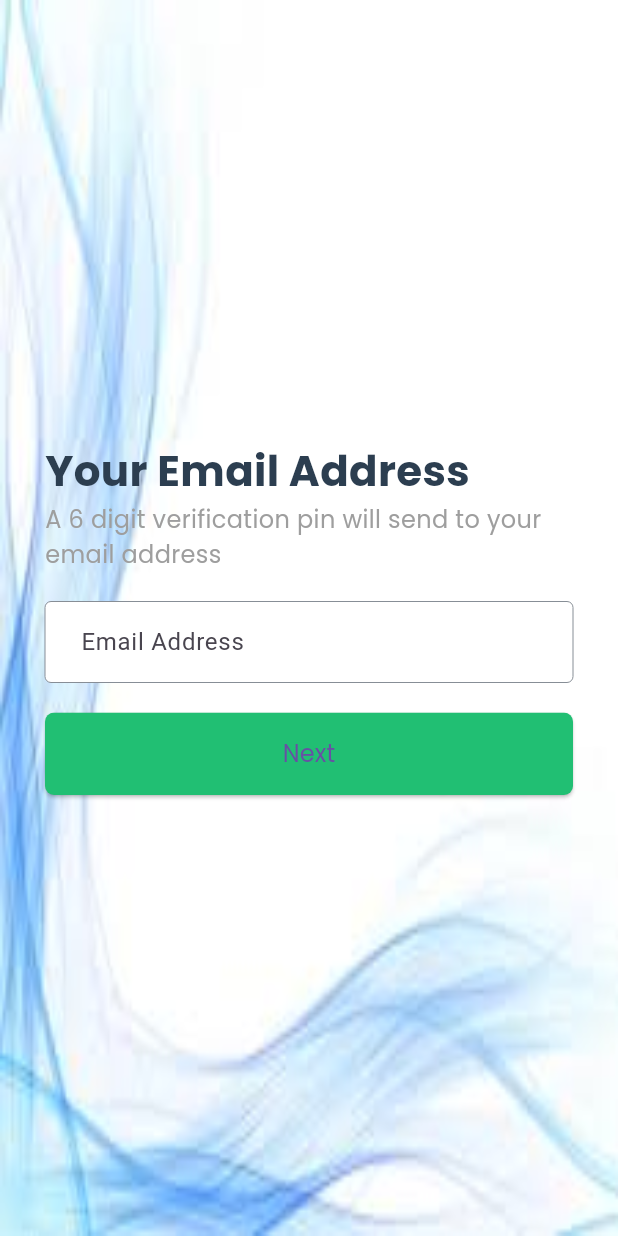
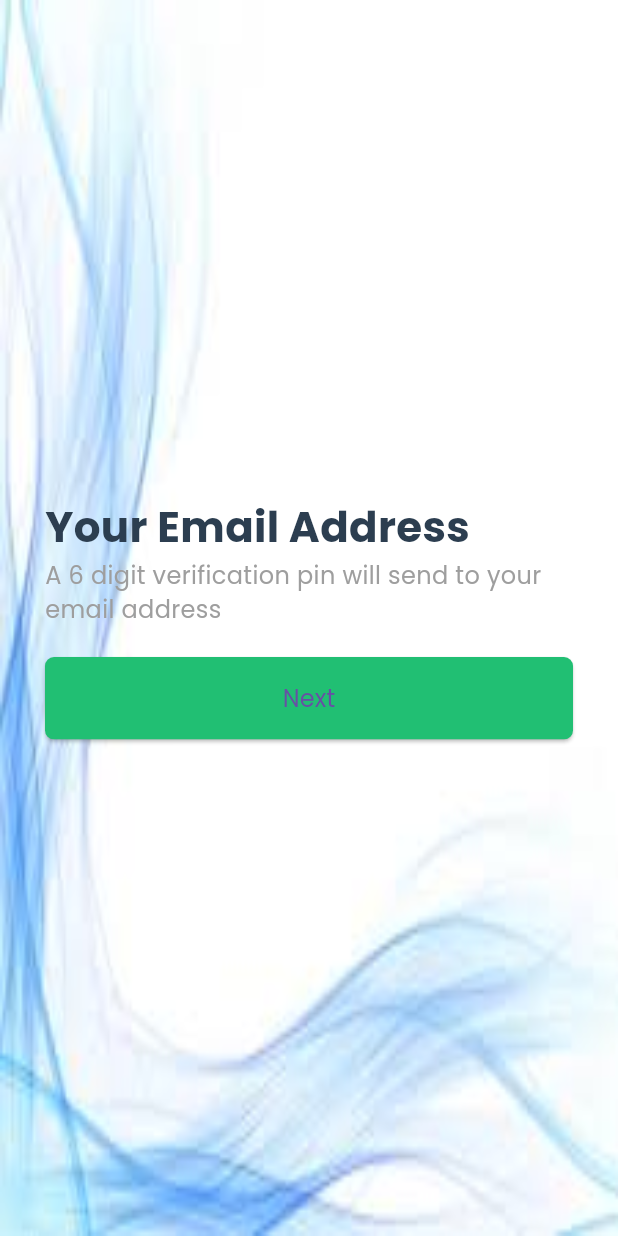
Before and after one commit to mehedyhasanmiraz/task_manager2, a Flutter app: the Emailverificationscreen screen opened by its route, on a phone screen of 412 x 824 dp. Run offline on Flutter 3.47's test engine with Material 3 defaults, Android fonts, the light colour scheme and no system bars; our stand-ins replace fluttertoast, pin_code_fields.

Commit message:
text update

```diff
--- a/lib/onboarding_screen/email_verification.dart
+++ b/lib/onboarding_screen/email_verification.dart
@@ -26,9 +26,6 @@ class _EmailverificationscreenState extends State<Emailverificationscreen> {
                 SizedBox(height: 1,),
                 Text("A 6 digit verification pin will send to your email address",style: Head6Text(colorGrey),),
                 SizedBox(height: 20,),
-                TextFormField(decoration: AppInputDecoration("Email Address"),),
-
-                SizedBox(height: 20,),
                 Container(
                   child: ElevatedButton(
                     onPressed: (){},
--- a/lib/task/cancel_task_list.dart
+++ b/lib/task/cancel_task_list.dart
@@ -5,6 +5,10 @@ class CancelTaskListScreen extends StatelessWidget {
 
   @override
   Widget build(BuildContext context) {
-    return const Placeholder();
+    return Scaffold(
+      body: Center(
+        child: Text("Cancel Task Screen"),
+      ),
+    );
   }
 }
```
